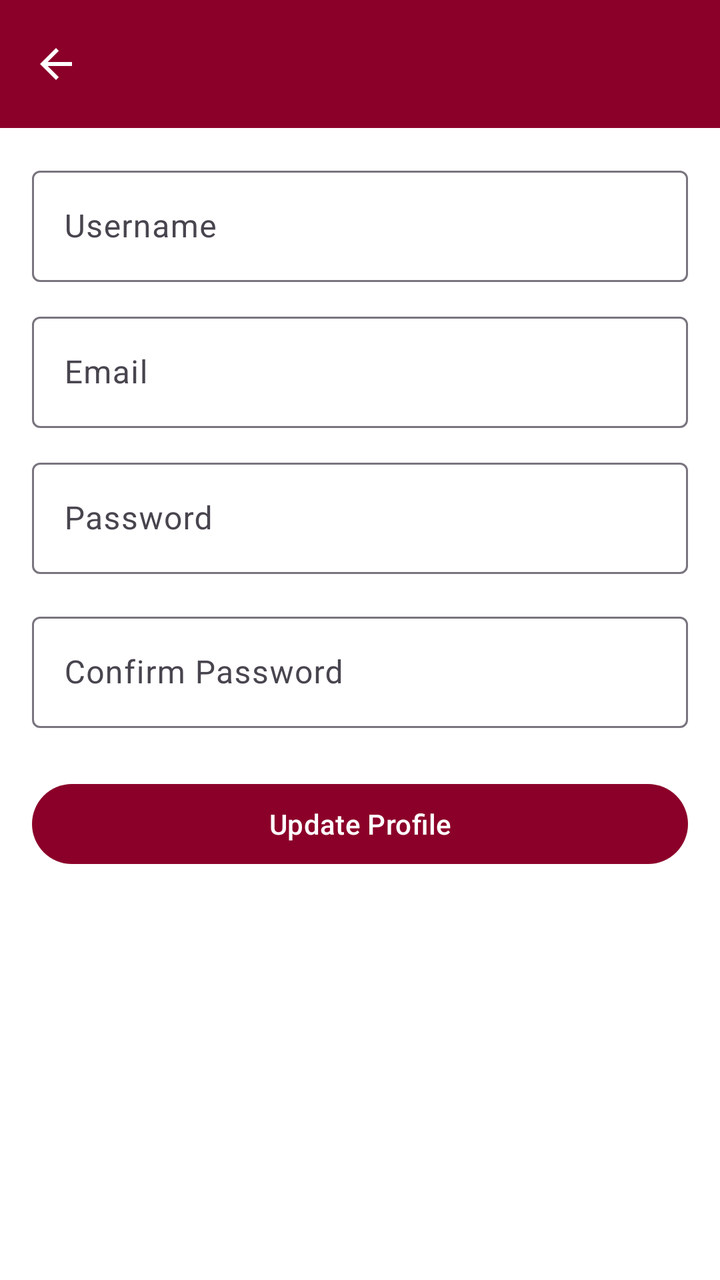
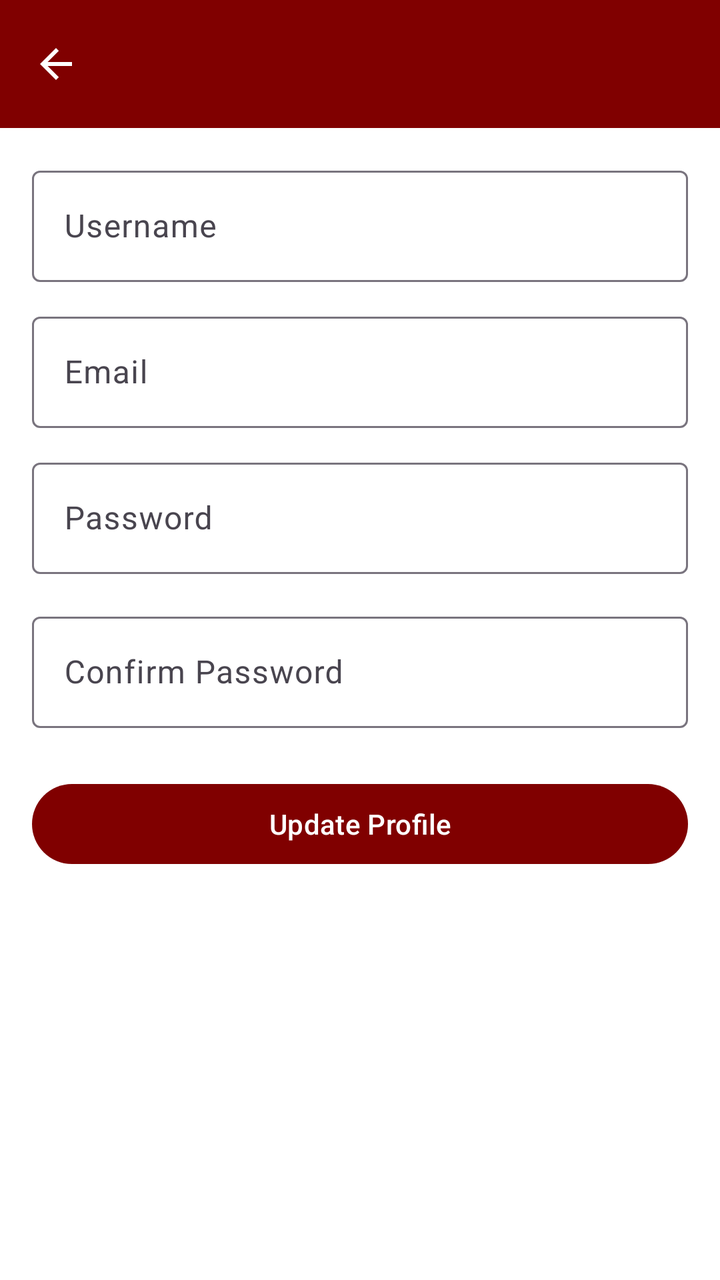

Two renders of the same Android screen: before a commit and after it. Below are the layout's source before the change and the commit's diff.
<!-- AndroidManifest.xml: application theme Theme.SemesterProject -->
<!-- res/layout/activity_edit_profile.xml -->
<LinearLayout xmlns:android="http://schemas.android.com/apk/res/android"
    xmlns:app="http://schemas.android.com/apk/res-auto"
    xmlns:tools="http://schemas.android.com/tools"
    android:orientation="vertical"
    android:layout_width="match_parent"
    android:layout_height="match_parent"
    android:background="@color/white"
    android:id="@+id/main"
    tools:context=".customer.ui.EditProfileActivity">

    
    <com.google.android.material.appbar.MaterialToolbar
        android:id="@+id/topAppBarEdit"
        android:layout_width="match_parent"
        android:layout_height="wrap_content"
        android:background="@color/maroon"
        android:title="Edit Profile"
        android:titleTextColor="@android:color/white"
        app:navigationIcon="@drawable/ic_arrow_back" />

    
    <ScrollView
        android:layout_width="match_parent"
        android:layout_height="match_parent"
        android:padding="16dp">

        <LinearLayout
            android:orientation="vertical"
            android:layout_width="match_parent"
            android:layout_height="wrap_content">

            
            <com.google.android.material.textfield.TextInputLayout
                android:layout_width="match_parent"
                android:layout_height="wrap_content"
                android:hint="Username"
                android:layout_marginBottom="12dp">

                <com.google.android.material.textfield.TextInputEditText
                    android:id="@+id/editUsername"
                    android:layout_width="match_parent"
                    android:layout_height="wrap_content"
                    android:inputType="textPersonName" />
            </com.google.android.material.textfield.TextInputLayout>

            
            <com.google.android.material.textfield.TextInputLayout
                android:layout_width="match_parent"
                android:layout_height="wrap_content"
                android:hint="Email"
                android:layout_marginBottom="12dp">

                <com.google.android.material.textfield.TextInputEditText
                    android:id="@+id/editEmail"
                    android:layout_width="match_parent"
                    android:layout_height="wrap_content"
                    android:inputType="textEmailAddress" />
            </com.google.android.material.textfield.TextInputLayout>

            
            <com.google.android.material.textfield.TextInputLayout
                android:layout_width="match_parent"
                android:layout_height="wrap_content"
                android:hint="Password"
                android:layout_marginBottom="16dp">

                <com.google.android.material.textfield.TextInputEditText
                    android:id="@+id/editPassword"
                    android:layout_width="match_parent"
                    android:layout_height="wrap_content"
                    android:inputType="textPassword" />
            </com.google.android.material.textfield.TextInputLayout>

            <com.google.android.material.textfield.TextInputLayout
                android:layout_width="match_parent"
                android:layout_height="wrap_content"
                android:hint="Confirm Password"
                android:layout_marginBottom="16dp">

                <com.google.android.material.textfield.TextInputEditText
                    android:id="@+id/cnfrmPassword"
                    android:layout_width="match_parent"
                    android:layout_height="wrap_content"
                    android:inputType="textPassword" />
            </com.google.android.material.textfield.TextInputLayout>

            
            <com.google.android.material.button.MaterialButton
                android:id="@+id/btnUpdateProfile"
                android:layout_width="match_parent"
                android:layout_height="wrap_content"
                android:text="Update Profile"
                app:backgroundTint="@color/maroon"
                android:textColor="@android:color/white"
                android:layout_marginTop="8dp" />
        </LinearLayout>
    </ScrollView>
</LinearLayout>
<!-- resources referenced by this layout -->
<resources>
  <color name="maroon">#8B0029</color>
  <color name="white">#FFFFFFFF</color>
  <!-- drawable ic_arrow_back (drawable) -->
  <vector xmlns:android="http://schemas.android.com/apk/res/android"
      android:width="24dp"
      android:height="24dp"
      android:viewportWidth="24"
      android:viewportHeight="24">
      <path
          android:fillColor="#FFFFFF"
          android:pathData="M20,11H7.83l5.59,-5.59L12,4l-8,8 8,8 1.41,-1.41L7.83,13H20v-2z"/>
  </vector>
  <style name="Theme.SemesterProject" parent="Base.Theme.SemesterProject" />
  <style name="Base.Theme.SemesterProject" parent="Theme.Material3.DayNight.NoActionBar">
          
          
      </style>
</resources>

<!-- the commit's change to res/layout/activity_edit_profile.xml (unified diff, before → after) -->
@@ -13,7 +13,7 @@
         android:id="@+id/topAppBarEdit"
         android:layout_width="match_parent"
         android:layout_height="wrap_content"
-        android:background="@color/maroon"
+        android:background="@color/app_color"
         android:title="Edit Profile"
         android:titleTextColor="@android:color/white"
         app:navigationIcon="@drawable/ic_arrow_back" />
@@ -90,7 +90,7 @@
                 android:layout_width="match_parent"
                 android:layout_height="wrap_content"
                 android:text="Update Profile"
-                app:backgroundTint="@color/maroon"
+                app:backgroundTint="@color/app_color"
                 android:textColor="@android:color/white"
                 android:layout_marginTop="8dp" />
         </LinearLayout>
<!-- resource entries referenced after the edit -->
@@ -1,6 +1,6 @@
 <!-- resources referenced by this layout -->
 <resources>
-  <color name="maroon">#8B0029</color>
+  <color name="app_color">#800000</color>
   <color name="white">#FFFFFFFF</color>
   <!-- drawable ic_arrow_back (drawable) -->
   <vector xmlns:android="http://schemas.android.com/apk/res/android"
